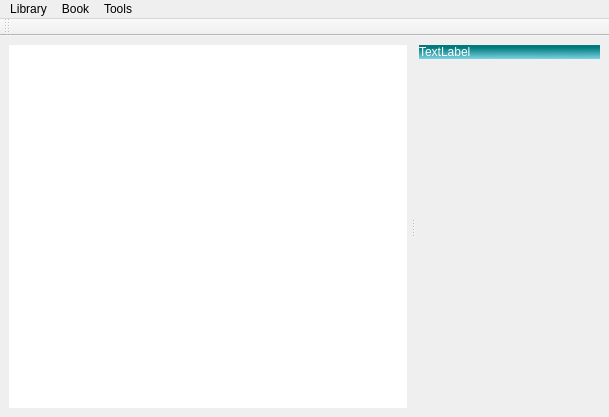
This is src/main.ui in chrmorais/aranduka as Qt 5 draws it before an edit. The edited form follows.
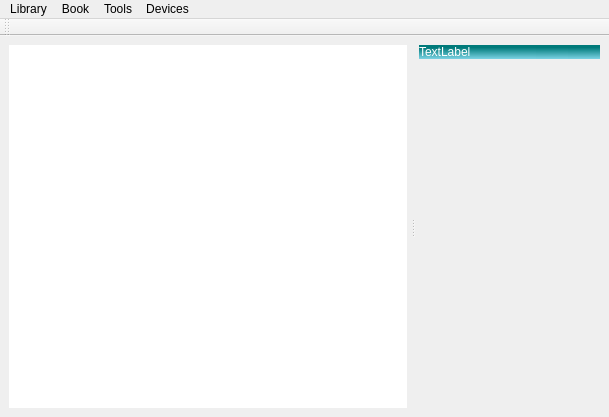
This is the edited form. Icons and pictures are not drawn.

Commit message: Idea for how to handle devices via plugins. Nothing there yet

Diff of the .ui file:
```diff
--- a/src/main.ui
+++ b/src/main.ui
@@ -261,9 +261,15 @@
      <string>Tools</string>
     </property>
    </widget>
+   <widget class="QMenu" name="menuDevices">
+    <property name="title">
+     <string>Devices</string>
+    </property>
+   </widget>
    <addaction name="menuLibrary"/>
    <addaction name="menuBook"/>
    <addaction name="menuTools"/>
+   <addaction name="menuDevices"/>
   </widget>
   <widget class="QToolBar" name="searchBar">
    <property name="windowTitle">
```
The commit also changes 4 other files.
